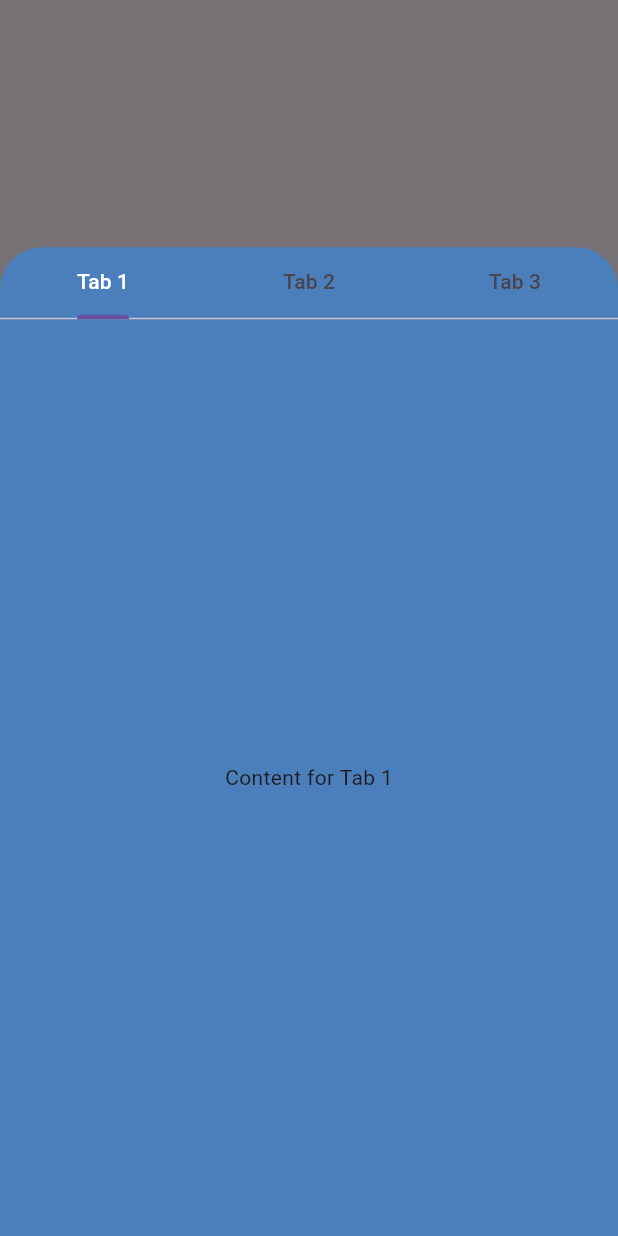
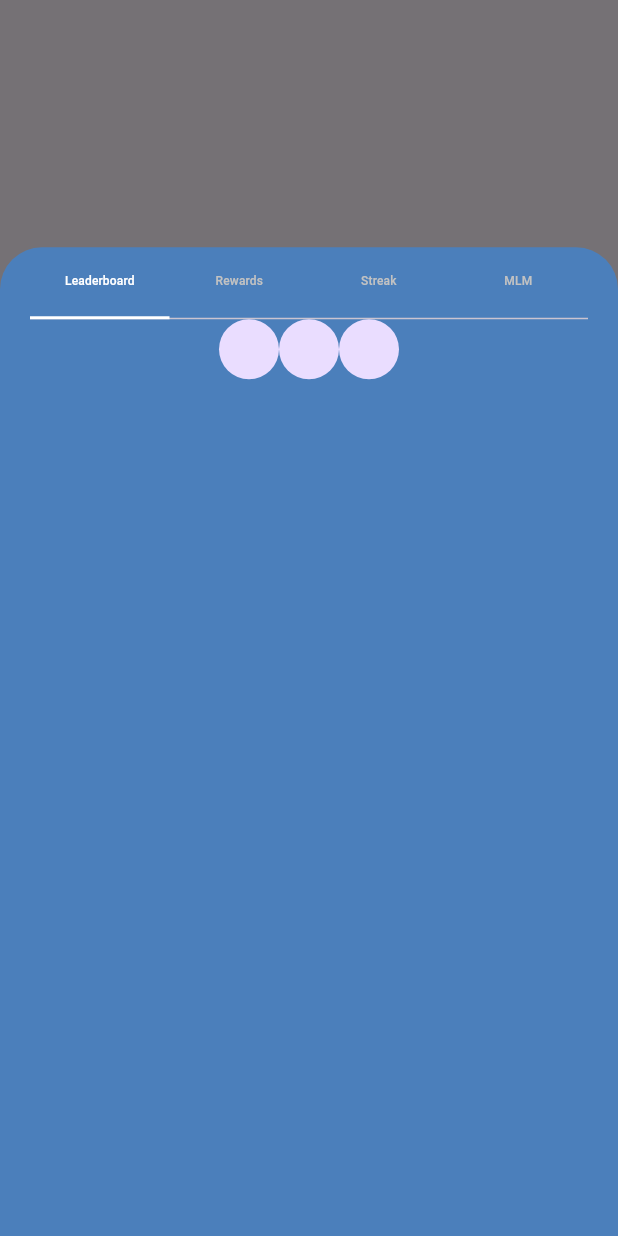
Before and after one commit to SyedMuhammdShah/intellique, a Flutter app: the screen it shows after launch, after a tap on the "add" icon, on a phone screen of 412 x 824 dp. Run offline on Flutter 3.47's test engine with Material 3 defaults, Android fonts, the phone set to English and light mode, and no system bars.

Commit message:
Initial commit

```diff
--- a/lib/view/button_screen.dart
+++ b/lib/view/button_screen.dart
@@ -18,6 +18,9 @@ class ButtonScreen extends StatelessWidget {
             return Container(
               height: MediaQuery.of(context).size.height * 0.8,
               width: MediaQuery.of(context).size.width,
+              decoration: BoxDecoration(
+                borderRadius: BorderRadius.vertical(top: Radius.circular(170)),
+              ),
               child: Column(
                 mainAxisAlignment: MainAxisAlignment.center,
                 mainAxisSize: MainAxisSize.min,
@@ -30,9 +33,9 @@ class ButtonScreen extends StatelessWidget {
           },
         );
       },
-      child: Icon(Icons.add, color: AppColors.mainColor,
-      size: 36,
-      ),
+        child: Icon(Icons.add, color: AppColors.mainColor,
+          size: 36,
+        ),
         backgroundColor: Colors.transparent,
         elevation: 0,
       ),
--- a/lib/view/widgets/tabbar.dart
+++ b/lib/view/widgets/tabbar.dart
@@ -12,7 +12,7 @@ class _BottomSheetWithTabsState extends State<BottomSheetWithTabs> with SingleTi
   @override
   void initState() {
     super.initState();
-    _tabController = TabController(length: 3, vsync: this); // Adjust the length to the number of tabs
+    _tabController = TabController(length: 4, vsync: this); // Adjust the length to the number of tabs
   }
 
   @override
@@ -27,27 +27,47 @@ class _BottomSheetWithTabsState extends State<BottomSheetWithTabs> with SingleTi
       height: MediaQuery.of(context).size.height * 0.8,
       decoration: BoxDecoration(
         color: Colors.transparent,
-        borderRadius: BorderRadius.vertical(top: Radius.circular(16)),
+        borderRadius: BorderRadius.vertical(top: Radius.circular(170)),
       ),
       child: Column(
         children: [
-          TabBar(
-            labelColor: Colors.white,
-            overlayColor: WidgetStatePropertyAll(AppColors.unfocusedTabbar),
-            controller: _tabController,
-            tabs: [
-              Tab(text: 'Tab 1',),
-              Tab(text: 'Tab 2'),
-              Tab(text: 'Tab 3'),
-            ],
+          Padding(
+            padding: const EdgeInsets.symmetric(horizontal: 20),
+            child: TabBar(
+              labelColor: Colors.white,
+              controller: _tabController,
+              indicatorColor: Colors.white,
+              unselectedLabelColor: AppColors.unfocusedTabbar,
+              // indicatorPadding: EdgeInsets.symmetric(horizontal: 12),
+              indicatorSize: TabBarIndicatorSize.tab,
+              labelStyle: TextStyle(fontSize: 8, fontWeight: FontWeight.w500),
+              tabs: [
+                Tab(text: 'Leaderboard'),
+                Tab(text: 'Rewards'),
+                Tab(text: 'Streak'),
+                Tab(text: 'MLM'),
+              ],
+            ),
           ),
           Expanded(
             child: TabBarView(
               controller: _tabController,
               children: [
-                Center(child: Text('Content for Tab 1')),
+                Column(
+                  children: [
+                    Row(
+                      mainAxisAlignment: MainAxisAlignment.center,
+                      children: [
+                        CircleAvatar(),
+                        CircleAvatar(),
+                        CircleAvatar(),
+                      ],
+                    )
+                  ],
+                ),
                 Center(child: Text('Content for Tab 2')),
                 Center(child: Text('Content for Tab 3')),
+                Center(child: Text('Content for Tab 4')),
               ],
             ),
           ),
```
